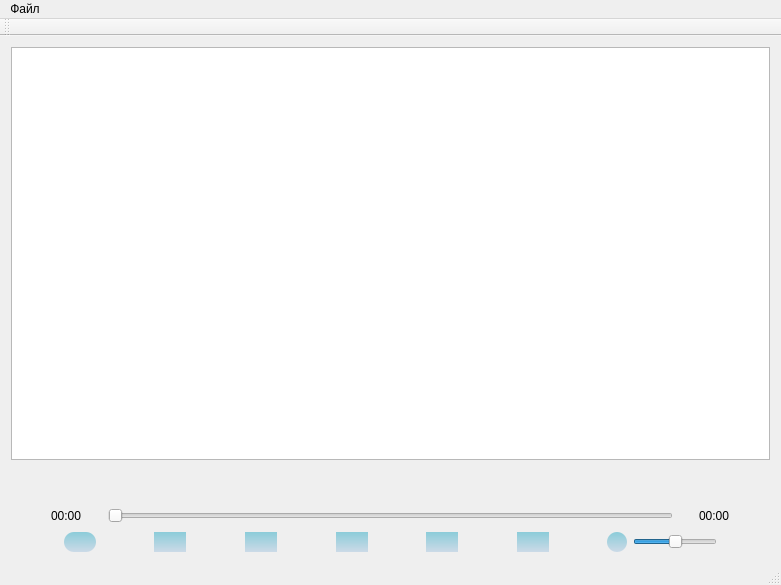
Qt form mainwindow.ui (Tsaryok/AudioPlayer) before a commit.
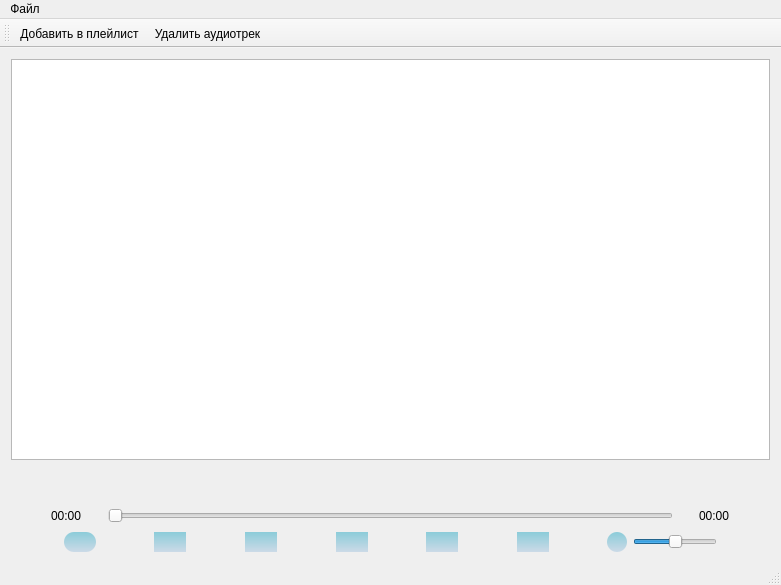
The same form after that commit. Icons and pictures are not drawn.

Patch:
```diff
--- a/mainwindow.ui
+++ b/mainwindow.ui
@@ -640,8 +640,10 @@
     <enum>TopToolBarArea</enum>
    </attribute>
    <attribute name="toolBarBreak">
-    <bool>false</bool>
+    <bool>true</bool>
    </attribute>
+   <addaction name="add_action"/>
+   <addaction name="remove_action"/>
   </widget>
   <widget class="QStatusBar" name="statusBar"/>
   <action name="action">
@@ -654,6 +656,11 @@
     <string>Добавить в плейлист</string>
    </property>
   </action>
+  <action name="remove_action">
+   <property name="text">
+    <string>Удалить аудиотрек</string>
+   </property>
+  </action>
  </widget>
  <layoutdefault spacing="6" margin="11"/>
  <resources/>
```
Left out of the diff: 36 changed lines with no effect on the pictures.
